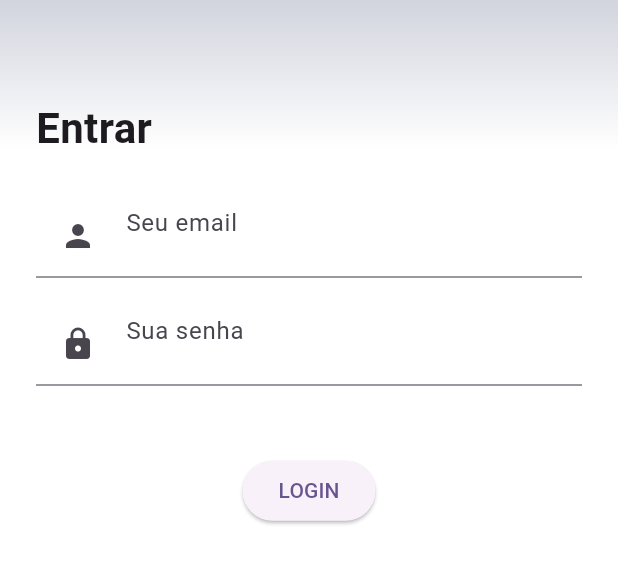
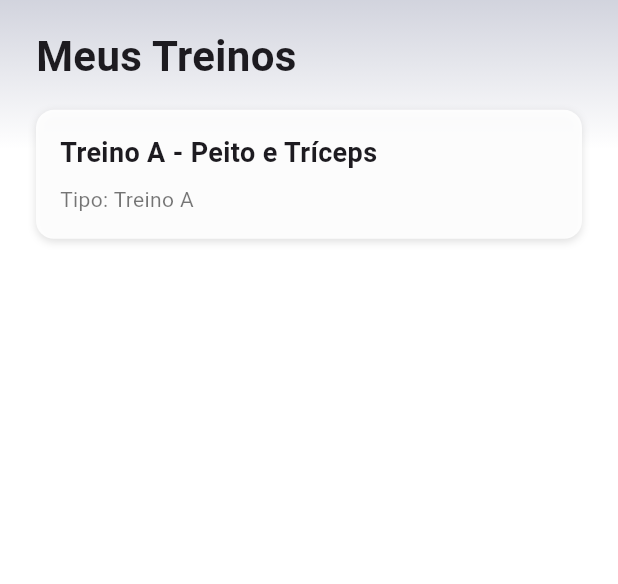
Before and after one commit to TicoCompany/MuscleUpMobile, a Flutter app: the screen it shows after launch, on a phone screen of 412 x 824 dp, the part 345-929 px from its top. Run offline on Flutter 3.47's test engine with Material 3 defaults, Android fonts, the phone set to English and light mode, and no system bars; our stand-ins replace dio, flutter_bloc, get_it, shared_preferences, sqflite; accounts and stored records are empty.

Commit message:
commits telas e funções de treino

```diff
--- /dev/null
+++ b/lib/data/repositories/workout/fake_workout_repository.dart
@@ -0,0 +1,68 @@
+import 'package:muscle_up_mobile/core/enum/workout/workout_type_enum.dart';
+import 'package:muscle_up_mobile/core/enum/workout/muscle_group_enum.dart'; // Supondo que seja esse o caminho
+import 'package:muscle_up_mobile/domain/entities/workout/exercice_entity.dart';
+import 'package:muscle_up_mobile/domain/entities/workout/muscle_day_entity.dart';
+import 'package:muscle_up_mobile/domain/entities/workout/workout_entity.dart';
+import 'package:muscle_up_mobile/data/repositories/workout/workout_repository.dart';
+
+class FakeWorkoutRepository implements IWorkoutRepository {
+  final List<WorkoutEntity> _fakeWorkouts = [
+    WorkoutEntity(
+      id: 1,
+      name: 'Treino A - Peito e Tríceps',
+      type: WorkoutTypeEnum.A,
+      muscleDays: [
+        MuscleDayEntity(
+          id: 101,
+          type: WorkoutTypeEnum.A,
+          muscleGroup: MuscleGroupEnum.peito,
+          exercises: [
+            ExerciseEntity(
+              id: 1001,
+              name: 'Supino Reto',
+              sets: 4,
+              reps: 10,
+              weight: 60,
+              notes: 'Aquecimento leve na primeira série',
+            ),
+            ExerciseEntity(
+              id: 1002,
+              name: 'Tríceps Testa',
+              sets: 3,
+              reps: 12,
+              weight: 25,
+              notes: '',
+            ),
+          ],
+        ),
+        MuscleDayEntity(
+          id: 102,
+          type: WorkoutTypeEnum.A,
+          muscleGroup: MuscleGroupEnum.triceps,
+          exercises: [
+            ExerciseEntity(
+              id: 1003,
+              name: 'Mergulho em Paralela',
+              sets: 3,
+              reps: 8,
+              weight: 0,
+              notes: 'Peso corporal',
+            ),
+          ],
+        ),
+      ],
+    ),
+  ];
+
+  @override
+  Future<List<WorkoutEntity>> getAllWorkouts() async {
+    await Future.delayed(Duration(milliseconds: 300)); // simula carregamento
+    return _fakeWorkouts;
+  }
+
+  @override
+  Future<void> saveWorkoutLocallyAsync(WorkoutEntity workout) async {
+    _fakeWorkouts.removeWhere((w) => w.id == workout.id);
+    _fakeWorkouts.add(workout);
+  }
+}
--- a/lib/data/repositories/workout/workout_repository.dart
+++ b/lib/data/repositories/workout/workout_repository.dart
@@ -132,4 +132,5 @@ final class WorkoutRepository implements IWorkoutRepository {
       );
     }).toList();
   }
+
 }
--- a/lib/domain/entities/workout/exercice_entity.dart
+++ b/lib/domain/entities/workout/exercice_entity.dart
@@ -1,7 +1,6 @@
-import 'dart:ffi';
 
 class ExerciseEntity {
-  final Long id;
+  final int id;
   final String name;
   final int sets;
   final int reps;
--- a/lib/domain/entities/workout/muscle_day_entity.dart
+++ b/lib/domain/entities/workout/muscle_day_entity.dart
@@ -1,11 +1,10 @@
-import 'dart:ffi';
 
 import 'package:muscle_up_mobile/core/enum/workout/muscle_group_enum.dart';
 import 'package:muscle_up_mobile/core/enum/workout/workout_type_enum.dart';
 import 'package:muscle_up_mobile/domain/entities/workout/exercice_entity.dart';
 
 class MuscleDayEntity {
-  final Long id;
+  final int id;
   final WorkoutTypeEnum type; // A, B, C, etc.
   final MuscleGroupEnum muscleGroup; // Peito, Costas, etc.
   final List<ExerciseEntity> exercises;
@@ -19,7 +18,7 @@ class MuscleDayEntity {
 
   factory MuscleDayEntity.fromMap(Map<String, dynamic> map) {
     return MuscleDayEntity(
-      id: map['id'] as Long,
+      id: map['id'] as int,
       type: WorkoutTypeEnum.values.firstWhere(
         (e) => e.name == map['type'],
         orElse: () => WorkoutTypeEnum.A, // Valor padrão ou erro, se preferir
--- a/lib/domain/entities/workout/workout_entity.dart
+++ b/lib/domain/entities/workout/workout_entity.dart
@@ -2,7 +2,7 @@ import 'package:muscle_up_mobile/core/enum/workout/workout_type_enum.dart';
 import 'package:muscle_up_mobile/domain/entities/workout/muscle_day_entity.dart';
 
 class WorkoutEntity {
-  final String id;
+  final int id;
   final String name;
   final WorkoutTypeEnum type;
   final List<MuscleDayEntity> muscleDays;
--- a/lib/routing/route_generator.dart
+++ b/lib/routing/route_generator.dart
@@ -1,33 +1,40 @@
 import 'package:flutter/material.dart';
 import 'package:muscle_up_mobile/configs/injection_conteiner.dart';
 import 'package:muscle_up_mobile/core/service/app_service.dart';
-// import 'package:order_manager/domain/entities/core/location_entity.dart';
 import 'package:muscle_up_mobile/ui/login/pages/login_page.dart';
-// import 'package:order_manager/ui/map/pages/map_page.dart';
-// import 'package:order_manager/ui/user/pages/user_page.dart';
+import 'package:muscle_up_mobile/ui/workout/pages/workout_screen.dart';
+import 'package:muscle_up_mobile/ui/workout/pages/workout_details_screen.dart';
+import 'package:muscle_up_mobile/ui/workout/pages/muscle_day_screen.dart';
+import 'package:muscle_up_mobile/domain/entities/workout/workout_entity.dart';
+import 'package:muscle_up_mobile/domain/entities/workout/muscle_day_entity.dart';
+
 
 final class RouteGeneratorHelper {
   static Route<dynamic> generateRoute(RouteSettings settings) {
     final Object? args = settings.arguments;
 
     return switch (settings.name) {
-      kInitial => createRoutePage(const LoginPage()),
+      kInitial => createRoutePage(const WorkoutPage()),
       kLogin => createRoutePage(const LoginPage()),
       kHome => createRoutePage(const LoginPage()),
+
+      kWorkoutDetails when args is WorkoutEntity =>
+        createRoutePage(WorkoutDetailsPage(workout: args)),
+
+      kMuscleDayDetails when args is MuscleDayEntity =>
+        createRoutePage(MuscleDayPage(muscleDay: args)),
 
       _ => createRouteError(),
     };
   }
 
-  static PageRoute createRoutePage(Widget widget) {
-    return MaterialPageRoute(builder: (context) => widget);
-  }
+  static PageRoute createRoutePage(Widget widget) =>
+      MaterialPageRoute(builder: (context) => widget);
 
   static Route<dynamic> createRouteError() {
-    const String msg = 'Error Route';
     return MaterialPageRoute(
       builder: (context) {
-        return const Scaffold(body: Center(child: Text(msg)));
+        return const Scaffold(body: Center(child: Text('Error Route')));
       },
     );
   }
@@ -36,8 +43,13 @@ final class RouteGeneratorHelper {
   static const String kLogin = '/login';
   static const String kHome = '/home';
 
+  // NOVAS ROTAS
+  static const String kWorkoutDetails = '/workout/details';
+  static const String kMuscleDayDetails = '/workout/muscleday';
+
   static void onRouteInitialization(String route) {
-    if (route.isNotEmpty)
+    if (route.isNotEmpty) {
       getIt<IAppService>().navigateNamedReplacementTo(route);
+    }
   }
 }
--- /dev/null
+++ b/lib/ui/workout/pages/workout_screen.dart
@@ -0,0 +1,155 @@
+import 'package:flutter/material.dart';
+import 'package:flutter_bloc/flutter_bloc.dart';
+import 'package:muscle_up_mobile/configs/assets_helper.dart';
+import 'package:muscle_up_mobile/domain/entities/core/request_state_entity.dart';
+import 'package:muscle_up_mobile/domain/entities/workout/muscle_day_entity.dart';
+import 'package:muscle_up_mobile/domain/entities/workout/workout_entity.dart';
+import 'package:muscle_up_mobile/ui/workout/viewmodels/workout_viewmodel.dart';
+import 'package:muscle_up_mobile/ui/workout/viewmodels/workout_factory_viewmodel.dart';
+import 'package:muscle_up_mobile/utils/util_enum.dart';
+import 'package:muscle_up_mobile/routing/route_generator.dart';
+
+class WorkoutPage extends StatelessWidget {
+  const WorkoutPage({super.key});
+
+  @override
+  Widget build(BuildContext context) {
+    return BlocProvider<WorkoutViewModel>(
+      create: (_) => WorkoutFactoryViewModel().create(context)..loadWorkouts(),
+      child: const _WorkoutScreenBody(),
+    );
+  }
+}
+
+class _WorkoutScreenBody extends StatelessWidget {
+  const _WorkoutScreenBody();
+
+  @override
+  Widget build(BuildContext context) {
+    return Scaffold(
+      backgroundColor: Colors.transparent,
+      body: Container(
+        decoration: const BoxDecoration(
+          gradient: LinearGradient(
+            begin: Alignment.topCenter,
+            end: Alignment.bottomCenter,
+            colors: [Color(0xFF6A7091), Colors.white],
+            stops: [0.0, 0.40],
+          ),
+        ),
+        child: Column(
+          children: [
+            Expanded(
+              flex: 3,
+              child: Padding(
+                padding: const EdgeInsets.only(top: 48),
+                child: Center(
+                  child: Image.asset(
+                    AssetsHelper.kLogo,
+                    height: MediaQuery.of(context).size.height * 0.2,
+                  ),
+                ),
+              ),
+            ),
+            Expanded(
+              flex: 5,
+              child: Padding(
+                padding: const EdgeInsets.symmetric(horizontal: 24),
+                child: Column(
+                  crossAxisAlignment: CrossAxisAlignment.stretch,
+                  children: const [
+                    Text(
+                      'Meus Treinos',
+                      style: TextStyle(
+                        fontSize: 28,
+                        fontWeight: FontWeight.bold,
+                      ),
+                    ),
+                    SizedBox(height: 16),
+                    Expanded(child: _WorkoutListWidget()),
+                  ],
+                ),
+              ),
+            ),
+            const Expanded(flex: 2, child: SizedBox()),
+          ],
+        ),
+      ),
+    );
+  }
+}
+
+class _WorkoutListWidget extends StatelessWidget {
+  const _WorkoutListWidget();
+
+  @override
+  Widget build(BuildContext context) {
+    return BlocBuilder<WorkoutViewModel, IRequestState<List<WorkoutEntity>>>(
+      builder: (context, state) {
+        if (state is RequestProcessingState || state is RequestInitiationState) {
+          return const Center(child: CircularProgressIndicator());
+        }
+
+        if (state is RequestErrorState) {
+          return const Center(child: Text('Erro ao carregar os treinos'));
+        }
+
+        if (state is RequestCompletedState<List<WorkoutEntity>>) {
+          final workouts = state.value!;
+
+          if (workouts.isEmpty) {
+            return const Center(child: Text('Nenhum treino encontrado.'));
+          }
+
+          return ListView.separated(
+            itemCount: workouts.length,
+            separatorBuilder: (_, __) => const SizedBox(height: 12),
+            itemBuilder: (context, index) {
+              final workout = workouts[index];
+              return GestureDetector(
+                onTap: () => Navigator.pushNamed(
+                  context,
+                  RouteGeneratorHelper.kWorkoutDetails,
+                  arguments: workout,
+                ),
+                child: Container(
+                  padding: const EdgeInsets.all(16),
+                  decoration: BoxDecoration(
+                    color: Colors.white.withOpacity(0.9),
+                    borderRadius: BorderRadius.circular(12),
+                    boxShadow: const [
+                      BoxShadow(
+                        color: Colors.black12,
+                        blurRadius: 4,
+                        offset: Offset(0, 2),
+                      ),
+                    ],
+                  ),
+                  child: Column(
+                    crossAxisAlignment: CrossAxisAlignment.start,
+                    children: [
+                      Text(
+                        workout.name,
+                        style: const TextStyle(
+                          fontSize: 18,
+                          fontWeight: FontWeight.w600,
+                        ),
+                      ),
+                      const SizedBox(height: 8),
+                      Text(
+                        'Tipo: ${UtilEnum.getWorkoutTypeName(workout.type)}',
+                        style: const TextStyle(fontSize: 14, color: Colors.black54),
+                      ),
+                    ],
+                  ),
+                ),
+              );
+            },
+          );
+        }
+
+        return const SizedBox.shrink();
+      },
+    );
+  }
+}
--- /dev/null
+++ b/lib/ui/workout/viewmodels/workout_factory_viewmodel.dart
@@ -0,0 +1,31 @@
+import 'package:flutter/widgets.dart';
+import 'package:muscle_up_mobile/configs/factory_viewmodel.dart';
+import 'package:muscle_up_mobile/data/datasources/core/data_source_factory.dart';
+import 'package:muscle_up_mobile/data/repositories/workout/workout_repository.dart';
+import 'package:muscle_up_mobile/ui/workout/viewmodels/workout_viewmodel.dart';
+import 'package:muscle_up_mobile/data/repositories/workout/fake_workout_repository.dart';
+
+final class WorkoutFactoryViewModel implements IFactoryViewModel<WorkoutViewModel> {
+  @override
+  WorkoutViewModel create(BuildContext context) {
+    final IRemoteDataSource remoteDataSource =
+        RemoteFactoryDataSource().create();
+    final IRelationalDataSource relationalDataSource =
+        RelationalFactoryDataSource().create();
+
+  /*final IWorkoutRepository workoutRepository =
+        WorkoutRepository(remoteDataSource, relationalDataSource);
+
+    return WorkoutViewModel(workoutRepository);
+    */
+
+    final IWorkoutRepository workoutRepository = FakeWorkoutRepository();
+
+    return WorkoutViewModel(workoutRepository);
+  }
+
+  @override
+  void dispose(BuildContext context, WorkoutViewModel viewModel) {
+    viewModel.close();
+  }
+}
--- /dev/null
+++ b/lib/ui/workout/viewmodels/workout_viewmodel.dart
@@ -0,0 +1,29 @@
+import 'package:flutter_bloc/flutter_bloc.dart';
+import 'package:muscle_up_mobile/domain/entities/core/request_state_entity.dart';
+import 'package:muscle_up_mobile/domain/entities/workout/workout_entity.dart';
+import 'package:muscle_up_mobile/data/repositories/workout/workout_repository.dart';
+
+final class WorkoutViewModel extends Cubit<IRequestState<List<WorkoutEntity>>> {
+  final IWorkoutRepository _repository;
+
+  WorkoutViewModel(this._repository)
+      : super(const RequestInitiationState());
+
+  Future<void> loadWorkouts() async {
+    try {
+      _emit(RequestProcessingState());
+
+      final workouts = await _repository.getAllWorkouts();
+      _emit(RequestCompletedState(value: workouts));
+    } catch (error) {
+      _emit(RequestErrorState(error: error));
+    }
+  }
+
+  void _emit(IRequestState<List<WorkoutEntity>> state) {
+    if (isClosed) return;
+    emit(state);
+  }
+
+
+}
--- /dev/null
+++ b/lib/utils/util_enum.dart
@@ -0,0 +1,17 @@
+// utils/util_enum.dart
+import 'package:muscle_up_mobile/core/enum/workout/workout_type_enum.dart';
+
+abstract class UtilEnum {
+  static String getWorkoutTypeName(WorkoutTypeEnum type) {
+    switch (type) {
+      case WorkoutTypeEnum.A:
+        return 'Treino A';
+      case WorkoutTypeEnum.B:
+        return 'Treino B';
+      case WorkoutTypeEnum.C:
+        return 'Treino C';
+      default:
+        return 'Desconhecido';
+    }
+  }
+}
```
Also changed, not shown: lib/ui/workout/pages/muscle_day_screen.dart (added, +33 -0 lines), lib/ui/workout/pages/workout_details_screen.dart (added, +42 -0 lines).
